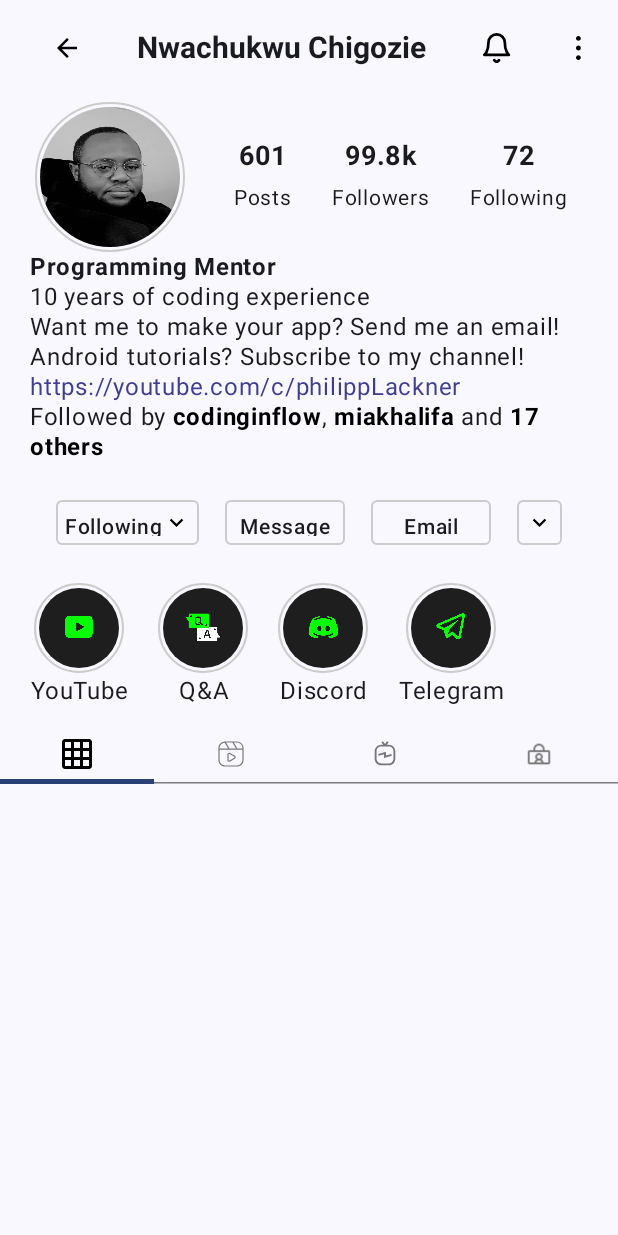
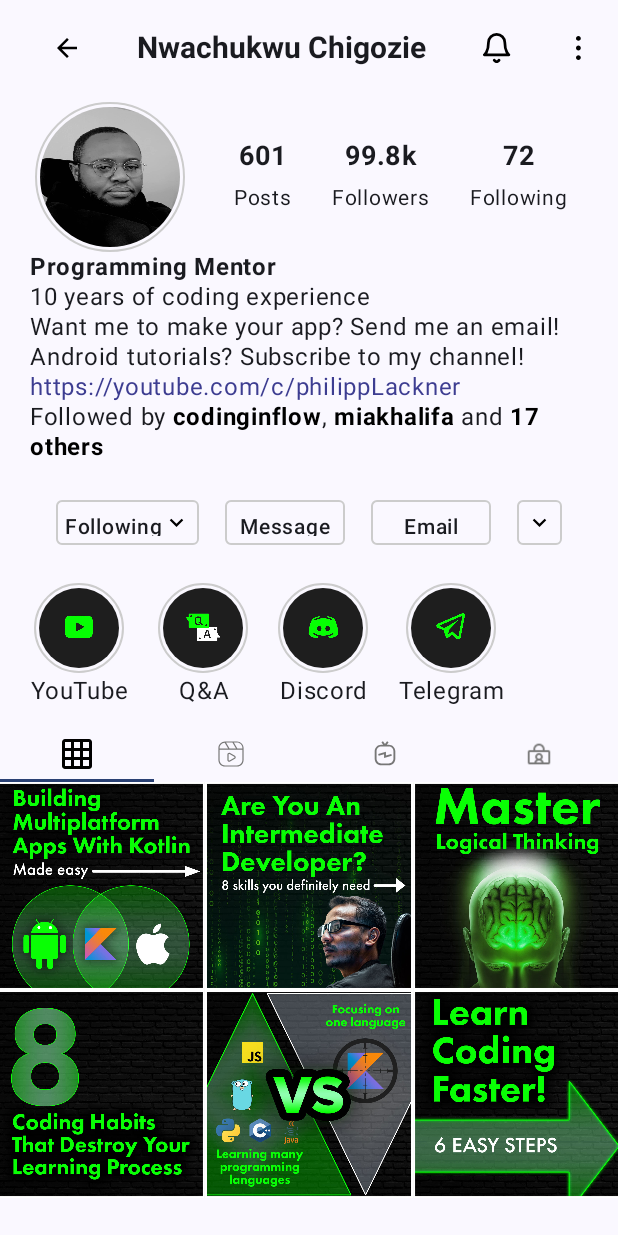
Before and after one commit to Justin-mario/mobile_instagram_ui_kotlin, an Android app built with Jetpack Compose: the screen it shows after launch (MainActivity), on a phone screen of 412 x 824 dp. Run offline under Robolectric (Android 15) with nearby library versions, the phone set to English and light mode, and no system bars.

Commit message:
done with post tab section

```diff
--- a/app/src/main/java/com/example/android/instagramui/ui/ProfileScreen.kt
+++ b/app/src/main/java/com/example/android/instagramui/ui/ProfileScreen.kt
@@ -78,12 +78,12 @@ fun ProfileScreen() {
                 selectedTabIndex = it
             }
 
-//            when(selectedTabIndex) {
-//                0 ->  PostSection(
-//                    posts = postSectionImages,
-//                    modifier = Modifier.fillMaxWidth()
-//                )
-//            }
+            when(selectedTabIndex) {
+                0 ->  PostSection(
+                    posts = postSectionImages,
+                    modifier = Modifier.fillMaxWidth()
+                )
+            }
         }
 }
 
@@ -405,29 +405,29 @@ fun PostTabView(
         }
         }
 }
-//
-//@Composable
-//fun PostSection(
-//    posts: List<Int>,
-//    modifier: Modifier = Modifier
-//) {
-//    LazyVerticalGrid(
-//        columns = GridCells.Fixed(3),
-//        modifier = modifier.scale(1.01f)) {
-//        items(posts.size) {
-//            Image(
-//                painter = painterResource(id = posts[it]),
-//                contentDescription = null,
-//                contentScale = ContentScale.Crop,
-//                modifier = Modifier
-//                    .aspectRatio(1f)
-//                    .border(
-//                        width = 1.dp,
-//                        color = Color.White
-//                    ))
-//        }
-//    }
-//}
+
+@Composable
+fun PostSection(
+    posts: List<Int>,
+    modifier: Modifier = Modifier
+) {
+    LazyVerticalGrid(
+        columns = GridCells.Fixed(3),
+        modifier = modifier.scale(1.01f)) {
+        items(posts.size) {
+            Image(
+                painter = painterResource(id = posts[it]),
+                contentDescription = null,
+                contentScale = ContentScale.Crop,
+                modifier = Modifier
+                    .aspectRatio(1f)
+                    .border(
+                        width = 1.dp,
+                        color = Color.White
+                    ))
+        }
+    }
+}
 
 
 @Preview(showBackground = true)
```
